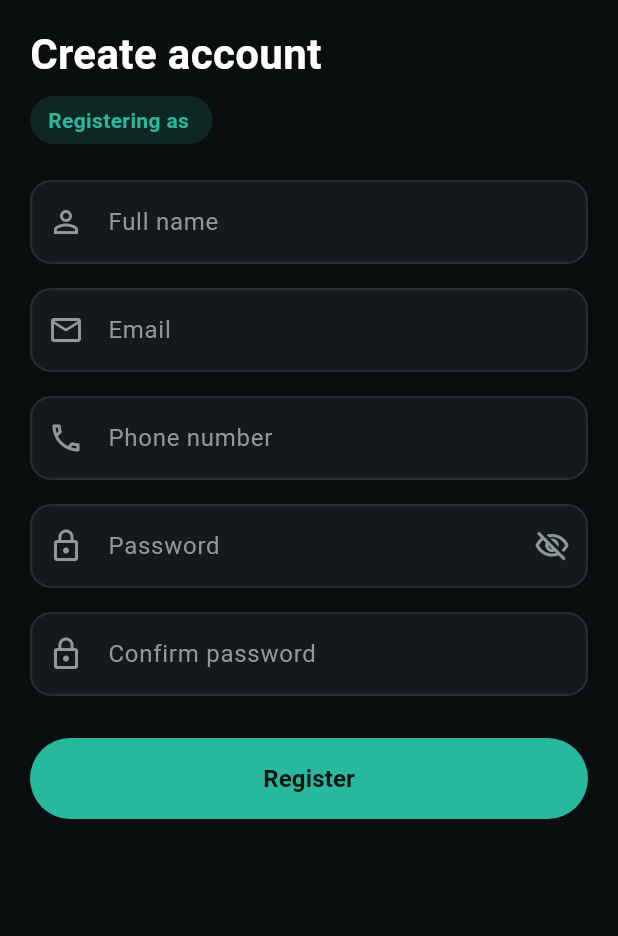
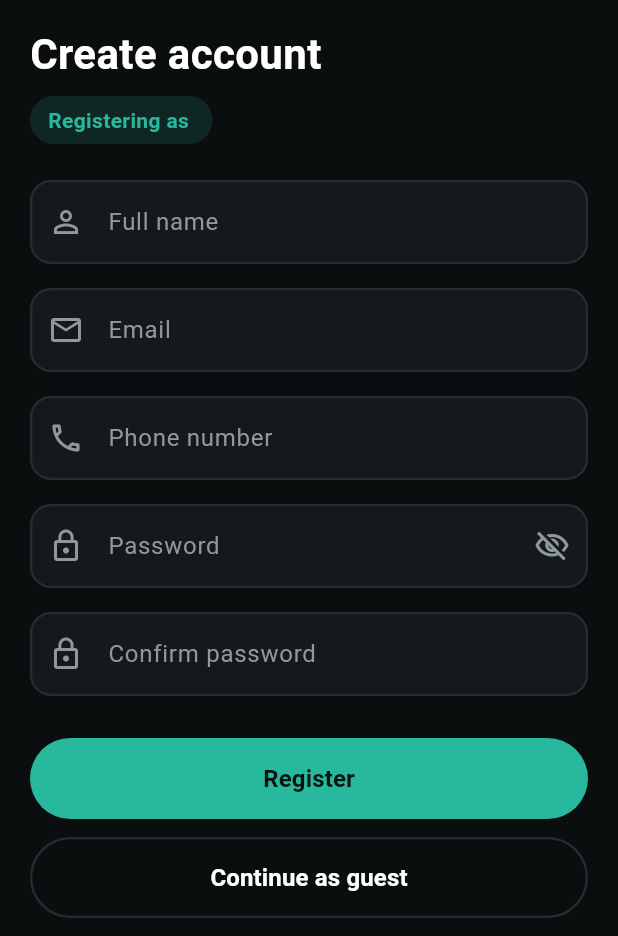
Before and after one commit to Samul2007/SajilYatra, a Flutter app: the RegisterScreen screen opened directly with empty values, on a phone screen of 412 x 824 dp, the part 300-1236 px from its top. Run offline on Flutter 3.47's test engine with Material 3 defaults, Android fonts, the phone set to English and light mode, and no system bars.

Commit message:
Add continue as guest option

```diff
--- a/lib/view/authentication/register_screen.dart
+++ b/lib/view/authentication/register_screen.dart
@@ -191,6 +191,26 @@ class _RegisterScreenState extends State<RegisterScreen> {
                             fontSize: 16, fontWeight: FontWeight.w700)),
                   ),
                 ),
+                const SizedBox(height: 12),
+                SizedBox(
+                  width: double.infinity,
+                  height: 54,
+                  child: OutlinedButton(
+                    // TODO: navigate to the home screen once it exists.
+                    onPressed: () => ScaffoldMessenger.of(context).showSnackBar(
+                      const SnackBar(content: Text('Continuing as guest')),
+                    ),
+                    style: OutlinedButton.styleFrom(
+                      foregroundColor: Colors.white,
+                      side: const BorderSide(color: _border, width: 1.5),
+                      shape: RoundedRectangleBorder(
+                          borderRadius: BorderRadius.circular(28)),
+                    ),
+                    child: const Text('Continue as guest',
+                        style: TextStyle(
+                            fontSize: 16, fontWeight: FontWeight.w600)),
+                  ),
+                ),
               ],
             ),
           ),
```
